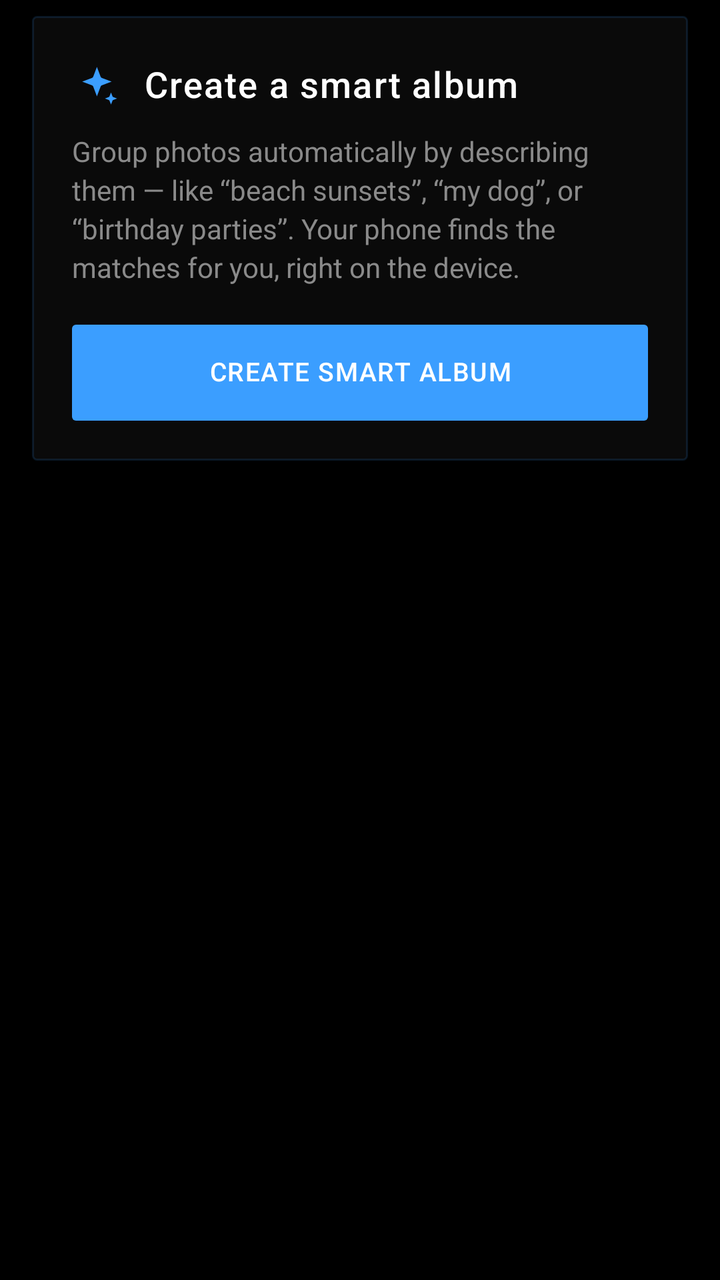
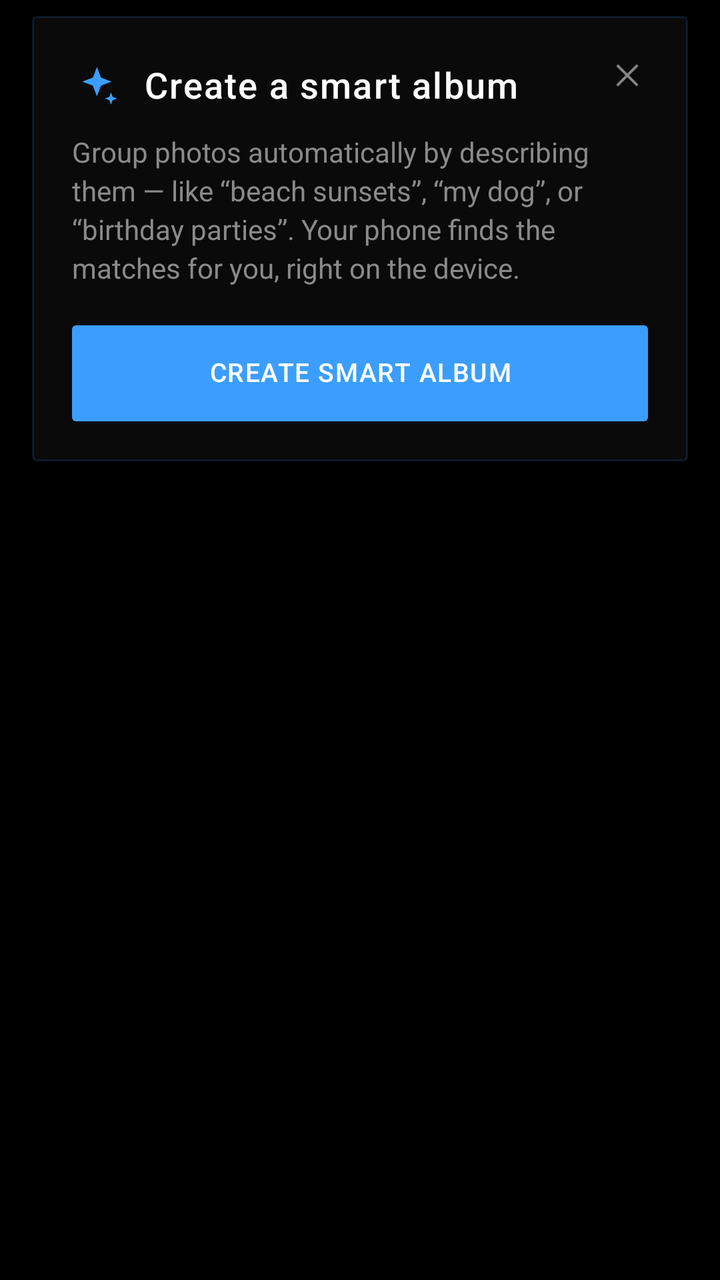

Two renders of the same Android screen: before a commit and after it. Below are the layout's source before the change and the commit's diff.
<!-- AndroidManifest.xml: application theme Theme.GallerySearch -->
<!-- res/layout/item_smart_album_onboarding.xml -->
<?xml version="1.0" encoding="utf-8"?>
<LinearLayout xmlns:android="http://schemas.android.com/apk/res/android"
    android:layout_width="match_parent"
    android:layout_height="wrap_content"
    android:background="@color/metroBgPrimary"
    android:clickable="true"
    android:focusable="true"
    android:orientation="vertical"
    android:paddingStart="16dp"
    android:paddingTop="8dp"
    android:paddingEnd="16dp"
    android:paddingBottom="16dp">

    <LinearLayout
        android:layout_width="match_parent"
        android:layout_height="wrap_content"
        android:background="@drawable/onboarding_card_bg"
        android:orientation="vertical"
        android:paddingStart="20dp"
        android:paddingTop="22dp"
        android:paddingEnd="20dp"
        android:paddingBottom="20dp">

        <LinearLayout
            android:layout_width="wrap_content"
            android:layout_height="wrap_content"
            android:gravity="center_vertical"
            android:orientation="horizontal">

            <ImageView
                android:layout_width="26dp"
                android:layout_height="26dp"
                android:contentDescription="@null"
                android:src="@drawable/ic_fluent_sparkle_24_regular"
                android:tint="@color/metroAccent" />

            <TextView
                android:layout_width="wrap_content"
                android:layout_height="wrap_content"
                android:layout_marginStart="10dp"
                android:fontFamily="sans-serif-medium"
                android:includeFontPadding="false"
                android:letterSpacing="0.04"
                android:text="Create a smart album"
                android:textColor="@color/metroTextPrimary"
                android:textSize="18sp" />
        </LinearLayout>

        <TextView
            android:layout_width="match_parent"
            android:layout_height="wrap_content"
            android:layout_marginTop="12dp"
            android:fontFamily="sans-serif"
            android:includeFontPadding="false"
            android:lineSpacingExtra="3dp"
            android:text="Group photos automatically by describing them — like “beach sunsets”, “my dog”, or “birthday parties”. Your phone finds the matches for you, right on the device."
            android:textColor="@color/metroTextSecondary"
            android:textSize="14sp" />

        <TextView
            android:id="@+id/onboardingCreateBtn"
            android:layout_width="match_parent"
            android:layout_height="48dp"
            android:layout_marginTop="20dp"
            android:background="@drawable/onboarding_button_bg"
            android:clickable="true"
            android:focusable="true"
            android:fontFamily="sans-serif-medium"
            android:gravity="center"
            android:includeFontPadding="false"
            android:letterSpacing="0.04"
            android:text="CREATE SMART ALBUM"
            android:textColor="#FFFFFF"
            android:textSize="13sp" />
    </LinearLayout>
</LinearLayout>
<!-- resources referenced by this layout -->
<resources>
  <color name="metroAccent">#FF3B9EFF</color>
  <color name="metroBgPrimary">#FF000000</color>
  <color name="metroTextPrimary">#FFFFFFFF</color>
  <color name="metroTextSecondary">#FF8A8A8A</color>
  <!-- drawable ic_fluent_sparkle_24_regular (drawable) -->
  <vector xmlns:android="http://schemas.android.com/apk/res/android"
      android:width="24dp"
      android:height="24dp"
      android:viewportWidth="24"
      android:viewportHeight="24">
      <path
          android:fillColor="#FFFFFFFF"
          android:pathData="M11.5,3.2l1.7,4.5c0.1,0.27 0.31,0.48 0.58,0.58l4.5,1.7 -4.5,1.7c-0.27,0.1 -0.48,0.31 -0.58,0.58l-1.7,4.5 -1.7,-4.5c-0.1,-0.27 -0.31,-0.48 -0.58,-0.58l-4.5,-1.7 4.5,-1.7c0.27,-0.1 0.48,-0.31 0.58,-0.58z M18,15l0.7,1.8c0.05,0.13 0.15,0.23 0.28,0.28l1.8,0.7 -1.8,0.7c-0.13,0.05 -0.23,0.15 -0.28,0.28l-0.7,1.8 -0.7,-1.8c-0.05,-0.13 -0.15,-0.23 -0.28,-0.28l-1.8,-0.7 1.8,-0.7c0.13,-0.05 0.23,-0.15 0.28,-0.28z" />
  </vector>
  <!-- drawable onboarding_button_bg (drawable) -->
  <?xml version="1.0" encoding="utf-8"?>
  <ripple xmlns:android="http://schemas.android.com/apk/res/android"
      android:color="#33FFFFFF">
      <item>
          <shape android:shape="rectangle">
              <solid android:color="@color/metroAccent" />
              <corners android:radius="2dp" />
          </shape>
      </item>
  </ripple>
  <!-- drawable onboarding_card_bg (drawable) -->
  <?xml version="1.0" encoding="utf-8"?>
  <shape xmlns:android="http://schemas.android.com/apk/res/android"
      android:shape="rectangle">
      <solid android:color="@color/metroBgSecondary" />
      <stroke
          android:width="1dp"
          android:color="#243B9EFF" />
      <corners android:radius="2dp" />
  </shape>
  <style name="Theme.GallerySearch" parent="Theme.AppCompat.DayNight.NoActionBar">
          <item name="android:fontFamily">sans-serif</item>
          <item name="android:windowLightStatusBar">false</item>
          <item name="android:navigationBarColor">@color/metroNavBar</item>
          <item name="android:statusBarColor">@color/metroStatusBar</item>
          <item name="android:windowNoTitle">true</item>
          <item name="android:windowActionBar">false</item>
          <item name="colorAccent">@color/metroAccent</item>
      </style>
  <color name="metroBgSecondary">#FF0A0A0A</color>
  <color name="metroNavBar">#FF000000</color>
  <color name="metroStatusBar">#FF0A0A0A</color>
</resources>

<!-- the commit's change to res/layout/item_smart_album_onboarding.xml (unified diff, before → after) -->
@@ -22,7 +22,7 @@
         android:paddingBottom="20dp">
 
         <LinearLayout
-            android:layout_width="wrap_content"
+            android:layout_width="match_parent"
             android:layout_height="wrap_content"
             android:gravity="center_vertical"
             android:orientation="horizontal">
@@ -35,15 +35,31 @@
                 android:tint="@color/metroAccent" />
 
             <TextView
-                android:layout_width="wrap_content"
+                android:layout_width="0dp"
                 android:layout_height="wrap_content"
                 android:layout_marginStart="10dp"
+                android:layout_weight="1"
                 android:fontFamily="sans-serif-medium"
                 android:includeFontPadding="false"
                 android:letterSpacing="0.04"
                 android:text="Create a smart album"
                 android:textColor="@color/metroTextPrimary"
                 android:textSize="18sp" />
+
+            <ImageView
+                android:id="@+id/onboardingDismissBtn"
+                android:layout_width="32dp"
+                android:layout_height="32dp"
+                android:layout_marginStart="8dp"
+                android:layout_marginTop="-6dp"
+                android:layout_marginEnd="-6dp"
+                android:background="?android:attr/selectableItemBackgroundBorderless"
+                android:clickable="true"
+                android:contentDescription="Dismiss"
+                android:focusable="true"
+                android:padding="6dp"
+                android:src="@drawable/ic_fluent_dismiss_24_regular"
+                android:tint="@color/metroTextSecondary" />
         </LinearLayout>
 
         <TextView
<!-- resource entries referenced after the edit -->
@@ -4,6 +4,16 @@
   <color name="metroBgPrimary">#FF000000</color>
   <color name="metroTextPrimary">#FFFFFFFF</color>
   <color name="metroTextSecondary">#FF8A8A8A</color>
+  <!-- drawable ic_fluent_dismiss_24_regular (drawable) -->
+  <vector xmlns:android="http://schemas.android.com/apk/res/android"
+      android:width="24dp"
+      android:height="24dp"
+      android:viewportWidth="24"
+      android:viewportHeight="24">
+      <path
+          android:fillColor="#FFFFFFFF"
+          android:pathData="M6.4,5.35l5.6,5.6 5.6,-5.6 1.05,1.05 -5.6,5.6 5.6,5.6 -1.05,1.05 -5.6,-5.6 -5.6,5.6 -1.05,-1.05 5.6,-5.6 -5.6,-5.6z" />
+  </vector>
   <!-- drawable ic_fluent_sparkle_24_regular (drawable) -->
   <vector xmlns:android="http://schemas.android.com/apk/res/android"
       android:width="24dp"
